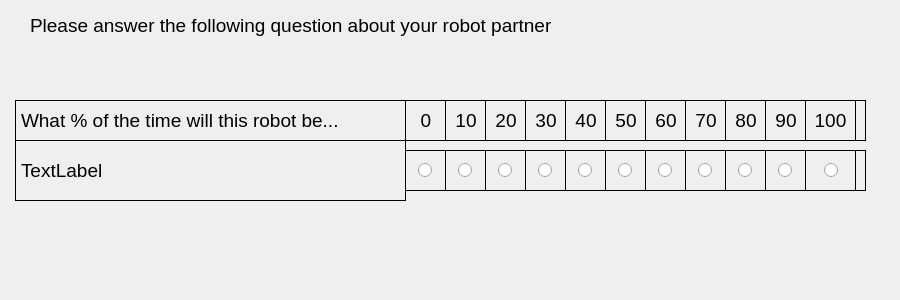
Old version of the form surveys/trust_survey.ui in the repository nickconlon/etgoa_evaluation.
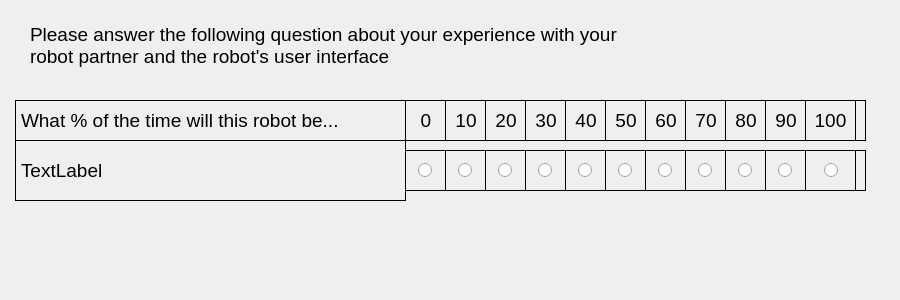
New version of the form.

Commit message: updating survey text

```diff
--- a/surveys/trust_survey.ui
+++ b/surveys/trust_survey.ui
@@ -1051,16 +1051,19 @@
      <x>30</x>
      <y>10</y>
      <width>861</width>
-     <height>31</height>
+     <height>71</height>
     </rect>
    </property>
    <property name="font">
     <font>
      <pointsize>14</pointsize>
+     <weight>50</weight>
+     <bold>false</bold>
     </font>
    </property>
    <property name="text">
-    <string>Please answer the following question about your robot partner</string>
+    <string>Please answer the following question about your experience with your
+robot partner and the robot's user interface</string>
    </property>
   </widget>
  </widget>
```
Left out of the diff: 98 changed lines with no effect on the pictures. The commit also changes 3 other files.
